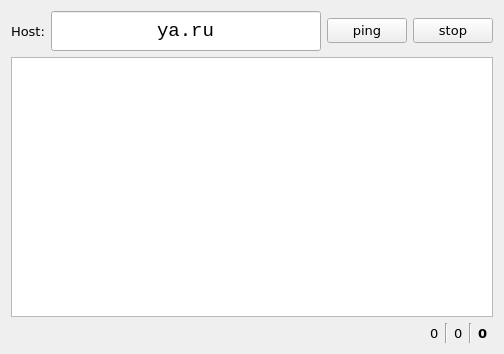
Old version of the form mainwindow.ui in the repository retifrav/pinger.
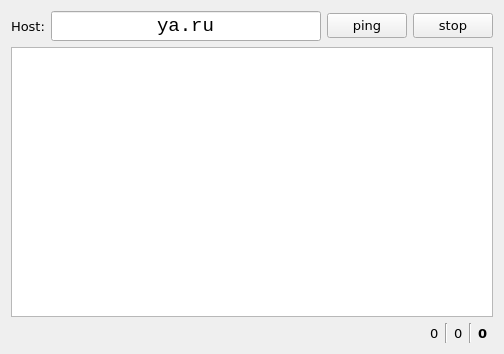
New version of the form.

Commit message: Class for storing data

Patch:
```diff
--- a/mainwindow.ui
+++ b/mainwindow.ui
@@ -58,7 +58,7 @@
           <property name="minimumSize">
            <size>
             <width>0</width>
-            <height>40</height>
+            <height>0</height>
            </size>
           </property>
           <property name="font">
@@ -122,7 +122,7 @@
          </spacer>
         </item>
         <item>
-         <widget class="QLabel" name="lbl_received">
+         <widget class="QLabel" name="lbl_lost">
           <property name="toolTip">
            <string>Packets received</string>
           </property>
@@ -139,7 +139,7 @@
          </widget>
         </item>
         <item>
-         <widget class="QLabel" name="lbl_lost">
+         <widget class="QLabel" name="lbl_received">
           <property name="toolTip">
            <string>Packets lost</string>
           </property>
```
Left out of the diff: 4 changed lines with no effect on the pictures. The commit also changes 4 other files.
